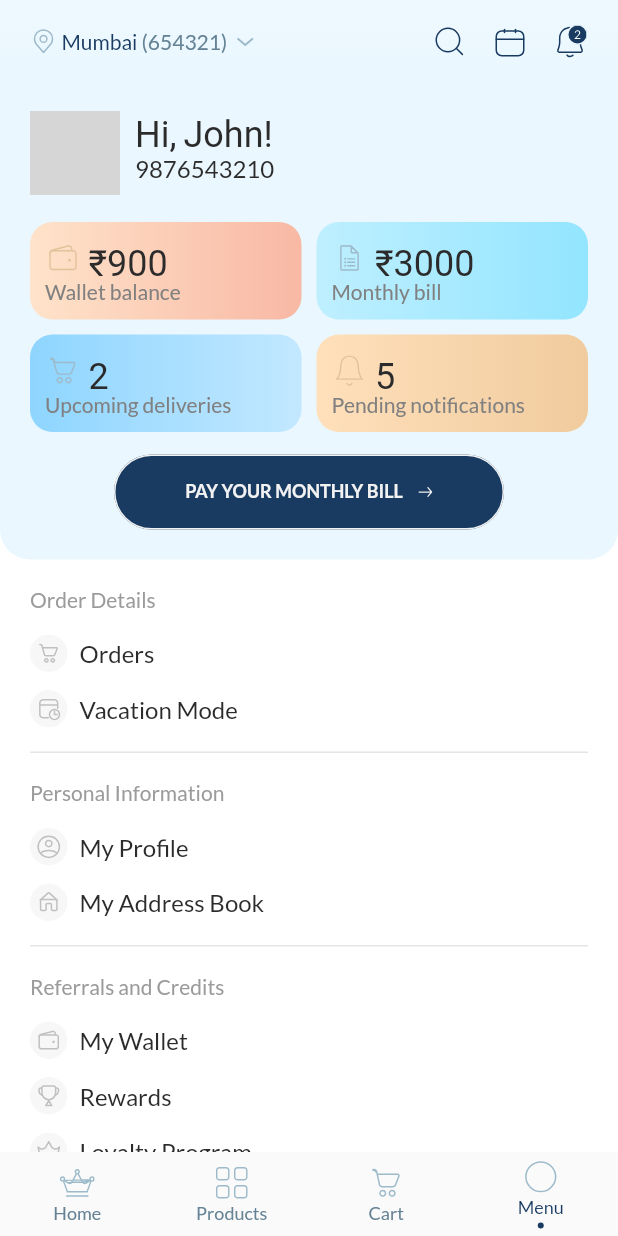
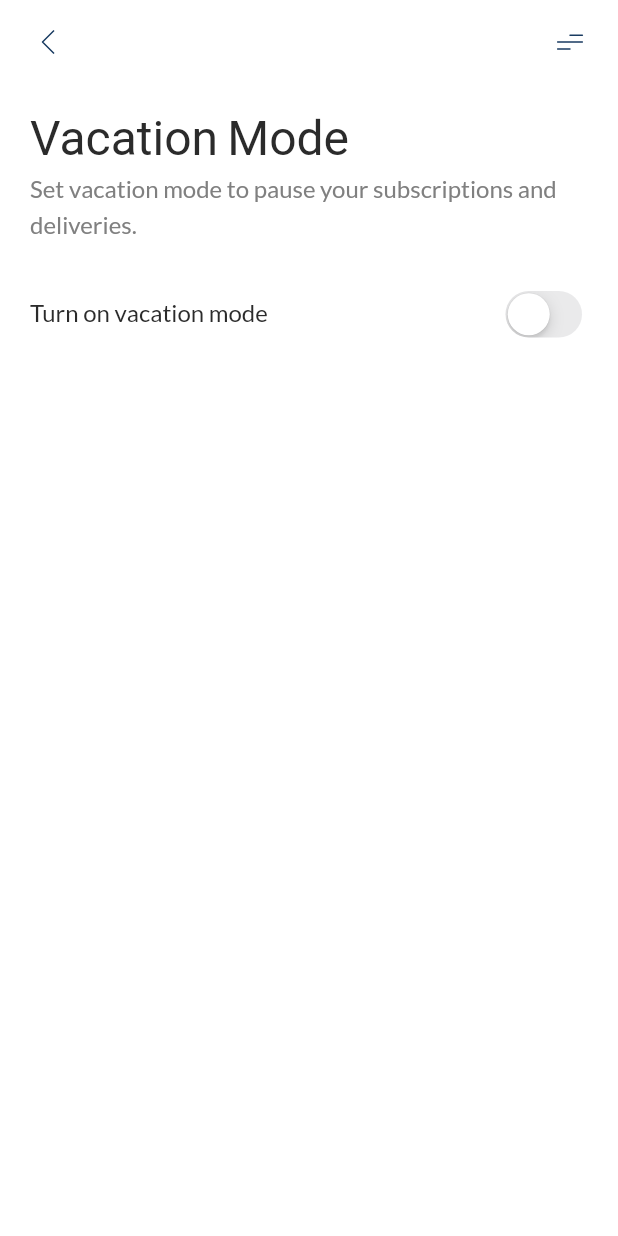
Before and after one commit to nirdeshk1998/pride-of-cows, a Flutter app: the screen it shows after launch, item 4 of the bottom bar chosen, after a tap on "Vacation Mode", on a phone screen of 412 x 824 dp. Run offline on Flutter 3.47's test engine with Material 2 defaults, Android fonts, the phone set to English and light mode, and no system bars; our stand-ins replace card_swiper, carousel_slider, country_code_picker, dots_indicator, flutter_calendar_carousel, flutter_riverpod and 5 more; missing offline and left inert: widget_size; network calls fail; Roboto replaces fonts that are missing (Suranna); grey boxes are pictures that could not be loaded.

Commit message:
vacation mode

```diff
--- a/lib/constants/assets.dart
+++ b/lib/constants/assets.dart
@@ -124,6 +124,10 @@ class Assets {
   /// Assets for assetsIconsGiftRound
   /// assets/icons/gift_round.svg
   static const String assetsIconsGiftRound = "assets/icons/gift_round.svg";
+
+  /// Assets for assetsIconsHamburger
+  /// assets/icons/hamburger.svg
+  static const String assetsIconsHamburger = "assets/icons/hamburger.svg";
 
   /// Assets for assetsIconsHome
   /// assets/icons/home.svg
--- a/lib/screens/menu/menu_screen.dart
+++ b/lib/screens/menu/menu_screen.dart
@@ -4,7 +4,9 @@ import 'package:flutter_riverpod/flutter_riverpod.dart';
 import 'package:flutter_svg/flutter_svg.dart';
 import 'package:poc/constants/assets.dart';
 import 'package:poc/screens/menu/my_profile.dart';
+import 'package:poc/screens/vacation_mode/vacation_mode_screen.dart';
 import 'package:poc/styles/colors.dart';
+import 'package:poc/utils/utils.dart';
 import 'package:poc/widgets/appbar.dart';
 import 'package:poc/widgets/buttons.dart';
 import 'package:poc/widgets/text_view.dart';
@@ -132,7 +134,7 @@ class MenuScreen extends ConsumerWidget {
             ),
             menuListTile(
               title: 'Vacation Mode',
-              onTap: () {},
+              onTap: () => Utils.push(context, const VacationModeScreen()),
               icon: Assets.assetsIconsCalenderRound,
             ),
           ],
@@ -143,7 +145,7 @@ class MenuScreen extends ConsumerWidget {
             menuListTile(
               title: 'My Profile',
               onTap: () {
-                Navigator.push(context,MaterialPageRoute(builder: (context)=>MyProfile()));
+                Navigator.push(context, MaterialPageRoute(builder: (context) => const MyProfile()));
               },
               icon: Assets.assetsIconsProfileRound,
             ),
--- /dev/null
+++ b/lib/screens/vacation_mode/providers/vacation_mode_provider.dart
@@ -0,0 +1,17 @@
+import 'package:flutter/cupertino.dart';
+import 'package:flutter_riverpod/flutter_riverpod.dart';
+
+final vacationModeProvider = ChangeNotifierProvider<VacationModeChangeProvider>(
+  (ref) => VacationModeChangeProvider(),
+);
+
+class VacationModeChangeProvider extends ChangeNotifier {
+  bool _vacationMode = false;
+
+  bool get vacationMode => _vacationMode;
+
+  void vacationModeFun(bool i) {
+    _vacationMode = i;
+    notifyListeners();
+  }
+}
--- /dev/null
+++ b/lib/screens/vacation_mode/vacation_mode_screen.dart
@@ -0,0 +1,105 @@
+import 'package:flutter/cupertino.dart';
+import 'package:flutter/material.dart';
+import 'package:flutter_riverpod/flutter_riverpod.dart';
+import 'package:flutter_svg/flutter_svg.dart';
+import 'package:poc/constants/assets.dart';
+import 'package:poc/screens/vacation_mode/providers/vacation_mode_provider.dart';
+import 'package:poc/styles/colors.dart';
+import 'package:poc/utils/dimensions.dart';
+import 'package:poc/utils/extensions.dart';
+import 'package:poc/widgets/appbar.dart';
+import 'package:poc/widgets/text_view.dart';
+
+class VacationModeScreen extends ConsumerWidget {
+  const VacationModeScreen({Key? key}) : super(key: key);
+
+  @override
+  Widget build(BuildContext context, WidgetRef ref) {
+    final wProvider = ref.watch(vacationModeProvider);
+    final rProvider = ref.read(vacationModeProvider);
+
+    return Scaffold(
+      body: Column(
+        children: [
+          SecondaryAppBar(
+            sIcon: Assets.assetsIconsHamburger,
+            sOnPressed: () {},
+          ),
+          Expanded(
+            child: ListView(
+              padding: const EdgeInsets.symmetric(horizontal: Dimensions.defaultPadding),
+              children: [
+                10.0.height,
+                TextView(
+                  'Vacation Mode',
+                  textType: TextType.header,
+                  color: Palette.textColor,
+                ),
+                TextView(
+                  'Set vacation mode to pause your subscriptions and deliveries.',
+                  textType: TextType.subtitle,
+                  color: Palette.hintColor,
+                  height: 1.5,
+                  maxLines: 2,
+                ),
+                30.0.height,
+                Row(
+                  children: [
+                    TextView(
+                      'Turn on vacation mode',
+                      textType: TextType.subtitle,
+                      color: Palette.textColor,
+                    ),
+                    const Spacer(),
+                    CupertinoSwitch(
+                      activeColor: Palette.successColor,
+                      value: wProvider.vacationMode,
+                      onChanged: (i) => rProvider.vacationModeFun(i),
+                    ),
+                  ],
+                ),
+                // Focus(
+                //   onFocusChange: (value) {
+                //     print(value);
+                //   },
+                //   child: Stack(
+                //     alignment: Alignment.topLeft,
+                //     children: [
+                //       Container(
+                //         height: 50,
+                //         width: double.maxFinite,
+                //         margin: const EdgeInsets.only(top: 8),
+                //         decoration: BoxDecoration(
+                //           border: Border.all(),
+                //           borderRadius: BorderRadius.circular(100),
+                //         ),
+                //         child: Row(
+                //           children: [
+                //             SizedBox.square(
+                //               dimension: Dimensions.fieldIcon,
+                //               child: SvgPicture.asset(Assets.assetsIconsCalender2),
+                //             )
+                //           ],
+                //         ),
+                //       ),
+                //       Container(
+                //         color: Palette.lightColor,
+                //         padding: const EdgeInsets.symmetric(horizontal: 3.0),
+                //         margin: const EdgeInsets.symmetric(horizontal: 15.0),
+                //         child: TextView(
+                //           'Starts*',
+                //           textType: TextType.isLabel,
+                //         ),
+                //       ),
+                //     ],
+                //   ),
+                // ),
+                Dimensions.defaultPadding.height,
+              ],
+            ),
+          ),
+        ],
+      ),
+    );
+  }
+}
--- a/lib/styles/colors.dart
+++ b/lib/styles/colors.dart
@@ -28,6 +28,8 @@ class Palette {
   static const goldenIconColor = Color(0xFFD2AB68);
 
   static const surfaceBackgroundColor = Color(0xFFEAF7FE);
+
+  static const successColor = Color(0xFF6FCF97);
 }
 
 class MaterialPalette {
--- a/lib/utils/dimensions.dart
+++ b/lib/utils/dimensions.dart
@@ -1,3 +1,5 @@
 class Dimensions {
   static const double defaultPadding = 20.0;
+
+  static const double fieldIcon = 20.0;
 }
--- a/lib/widgets/text_view.dart
+++ b/lib/widgets/text_view.dart
@@ -59,6 +59,20 @@ class TextType {
     fontSize: TextSize.primaryButton,
     height: 1,
   );
+
+  static TextStyle isLabel = TextStyle(
+    fontFamily: GoogleFonts.lato().fontFamily,
+    fontSize: TextSize.hint,
+    height: 1,
+    color: Palette.hintColor,
+  );
+
+  static TextStyle isNotLabel = TextStyle(
+    fontFamily: GoogleFonts.lato().fontFamily,
+    fontSize: TextSize.regular,
+    height: 1,
+    color: Palette.hintColor,
+  );
 }
 
 class TextSize {
@@ -72,6 +86,7 @@ class TextSize {
   static const double primaryButton = 12;
   static const double textButton = 14;
   static const double menuTitle = 16;
+  static const double hint = 16;
 }
 
 // class TextWeight {
@@ -98,6 +113,7 @@ class TextView extends StatelessWidget {
   final FontWeight? fontWeight;
   final TextAlign? textAlign;
   final TextDecoration? decoration;
+  final int? maxLines;
 
   const TextView(
     this.text, {
@@ -112,6 +128,7 @@ class TextView extends StatelessWidget {
     this.boxHeight,
     this.bgColor,
     this.decoration,
+    this.maxLines,
   }) : super(key: key);
 
   @override
@@ -124,6 +141,7 @@ class TextView extends StatelessWidget {
         child: Text(
           '$text',
           textAlign: textAlign,
+          maxLines: maxLines,
           overflow: TextOverflow.ellipsis,
           style: TextStyle(
             fontSize: size,
```
Also changed, not shown: assets/icons/hamburger.svg (added).
